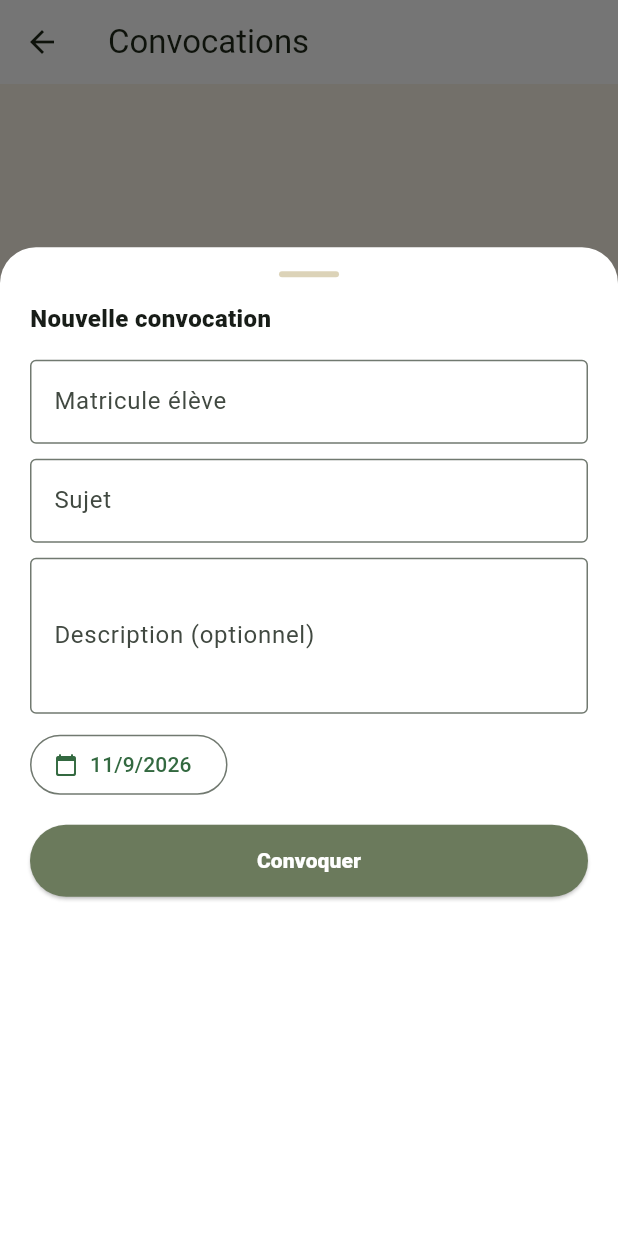
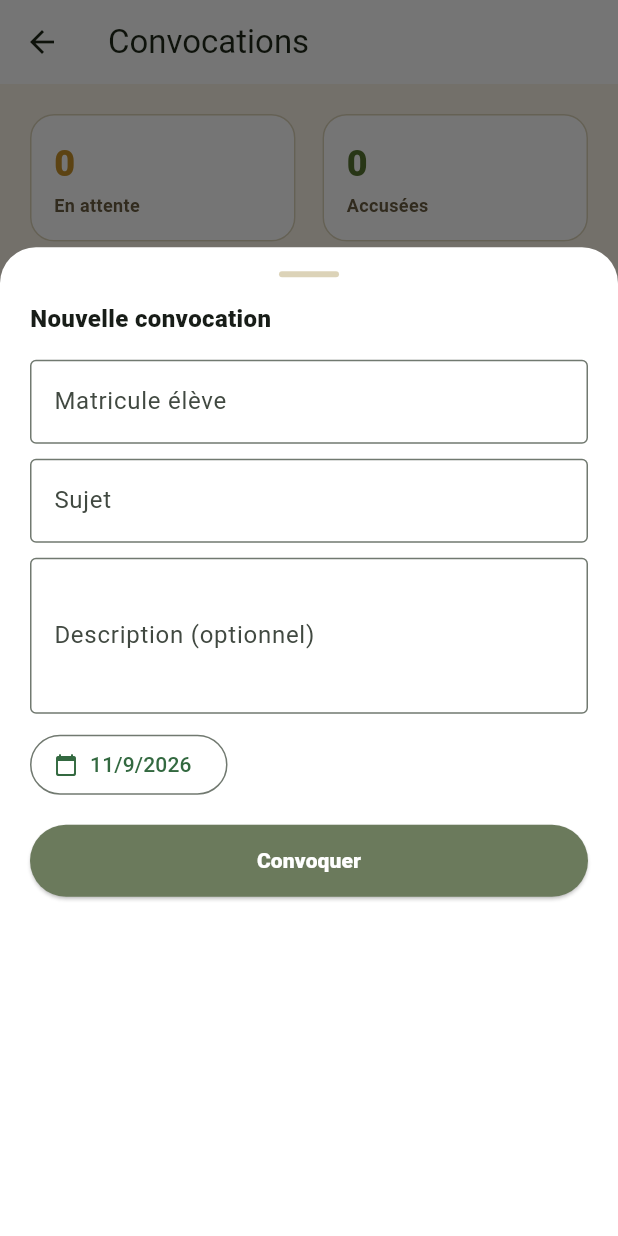
Before and after one commit to koarejustin/campus, a Flutter app: the SurveillantConvocationsScreen screen opened directly, after a tap on "Convoquer", on a phone screen of 412 x 824 dp. Run offline on Flutter 3.47's test engine with Material 3 defaults, Android fonts, the phone set to English and light mode, and no system bars; drawn by our look-alikes of flutter_animate; our stand-ins replace file_picker, firebase_core, firebase_messaging, fl_chart, image_picker, shared_preferences and 1 more; missing offline and left inert: dart:html; accounts and stored records are empty; network calls fail.

Commit message:
Ajoute des compteurs sur Convocations cote Surveillant/Direction (Flutter)
Meme trou que cote eleve et parent (deja corriges) : cet ecran partage
entre Direction et Surveillant n'avait aucun recapitulatif alors que
Absences en a un. Ajoute 2 cartes (En attente / Accusees), calculees
cote client a partir de la liste deja chargee.

Co-Authored-By: Claude Sonnet 5 <noreply@anthropic.com>

```diff
--- a/mobile/lib/screens/surveillant/surveillant_convocations_screen.dart
+++ b/mobile/lib/screens/surveillant/surveillant_convocations_screen.dart
@@ -14,6 +14,9 @@ class SurveillantConvocationsScreen extends StatefulWidget {
 class _SurveillantConvocationsScreenState extends State<SurveillantConvocationsScreen> {
   bool _loading = true;
   List<dynamic> _convocations = [];
+
+  int get _nbEnAttente => _convocations.where((c) => c['statut_accuse_reception'] != true).length;
+  int get _nbAccusees => _convocations.where((c) => c['statut_accuse_reception'] == true).length;
 
   @override
   void initState() {
@@ -63,15 +66,45 @@ class _SurveillantConvocationsScreenState extends State<SurveillantConvocationsS
         label: const Text('Convoquer'),
       ),
       body: _loading
-          ? const Padding(padding: EdgeInsets.all(16), child: SkeletonList(count: 6, itemHeight: 96))
-          : _convocations.isEmpty
-              ? const Center(child: Text('Aucune convocation', style: TextStyle(color: kTextGray)))
+          ? ListView(
+              padding: const EdgeInsets.all(16),
+              children: const [
+                Row(children: [
+                  Expanded(child: Skeleton(height: 78)),
+                  SizedBox(width: 12),
+                  Expanded(child: Skeleton(height: 78)),
+                ]),
+                SizedBox(height: 20),
+                SkeletonList(count: 6, itemHeight: 96),
+              ],
+            )
           : RefreshIndicator(
               onRefresh: _load,
-                  child: ListView.builder(
+              child: ListView(
                 padding: const EdgeInsets.fromLTRB(16, 16, 16, 90),
-                    itemCount: _convocations.length,
-                    itemBuilder: (context, i) {
+                children: [
+                  Row(
+                    children: [
+                      Expanded(
+                        child: _CountCard(label: 'En attente', value: _nbEnAttente, color: kAmber)
+                            .animate().fadeIn(duration: 300.ms).slideY(begin: 0.2, end: 0, curve: Curves.easeOutCubic),
+                      ),
+                      const SizedBox(width: 10),
+                      Expanded(
+                        child: _CountCard(label: 'Accusées', value: _nbAccusees, color: kGreen)
+                            .animate(delay: 80.ms).fadeIn(duration: 300.ms).slideY(begin: 0.2, end: 0, curve: Curves.easeOutCubic),
+                      ),
+                    ],
+                  ),
+                  const SizedBox(height: 16),
+                  if (_convocations.isEmpty)
+                    const Padding(
+                      padding: EdgeInsets.symmetric(vertical: 40),
+                      child: Center(child: Text('Aucune convocation', style: TextStyle(color: kTextGray))),
+                    )
+                  else
+                    for (int i = 0; i < _convocations.length; i++)
+                      Builder(builder: (context) {
                         final c = _convocations[i];
                         final vu = c['statut_accuse_reception'] == true;
                         return Card(
@@ -102,8 +135,38 @@ class _SurveillantConvocationsScreenState extends State<SurveillantConvocationsS
                               ],
                             ),
                           ),
-                      ).animate().fadeIn(delay: (i * 60).ms, duration: 250.ms).slideY(begin: 0.06, end: 0, curve: Curves.easeOutCubic);
-                    },
+                        ).animate().fadeIn(delay: (180 + i * 60).ms, duration: 250.ms).slideY(begin: 0.06, end: 0, curve: Curves.easeOutCubic);
+                      }),
+                ],
+              ),
+            ),
+    );
+  }
+}
+
+class _CountCard extends StatelessWidget {
+  final String label;
+  final int value;
+  final Color color;
+  const _CountCard({required this.label, required this.value, required this.color});
+
+  @override
+  Widget build(BuildContext context) {
+    return Card(
+      child: Padding(
+        padding: const EdgeInsets.all(16),
+        child: Column(
+          crossAxisAlignment: CrossAxisAlignment.start,
+          children: [
+            TweenAnimationBuilder<double>(
+              tween: Tween(begin: 0, end: value.toDouble()),
+              duration: 700.ms,
+              curve: Curves.easeOutCubic,
+              builder: (context, v, _) => Text('${v.round()}', style: TextStyle(fontSize: 24, fontWeight: FontWeight.w900, color: color)),
+            ),
+            const SizedBox(height: 2),
+            Text(label, style: const TextStyle(fontSize: 12, color: kTextGray, fontWeight: FontWeight.w600)),
+          ],
         ),
       ),
     );
```
Lines whose indentation alone changed are shown as unchanged.
